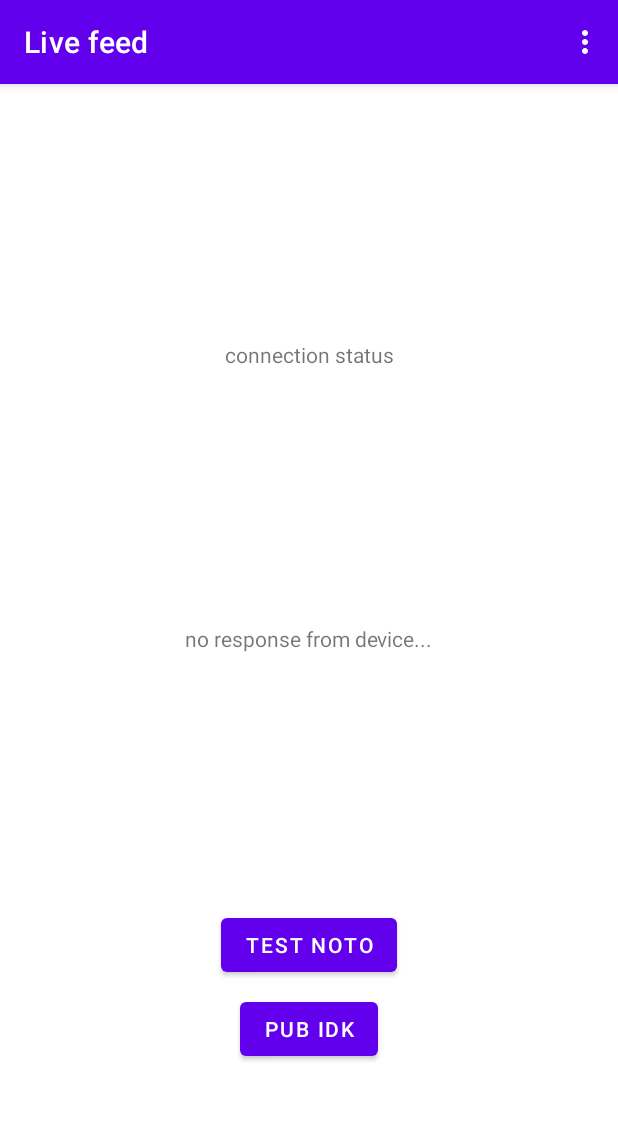
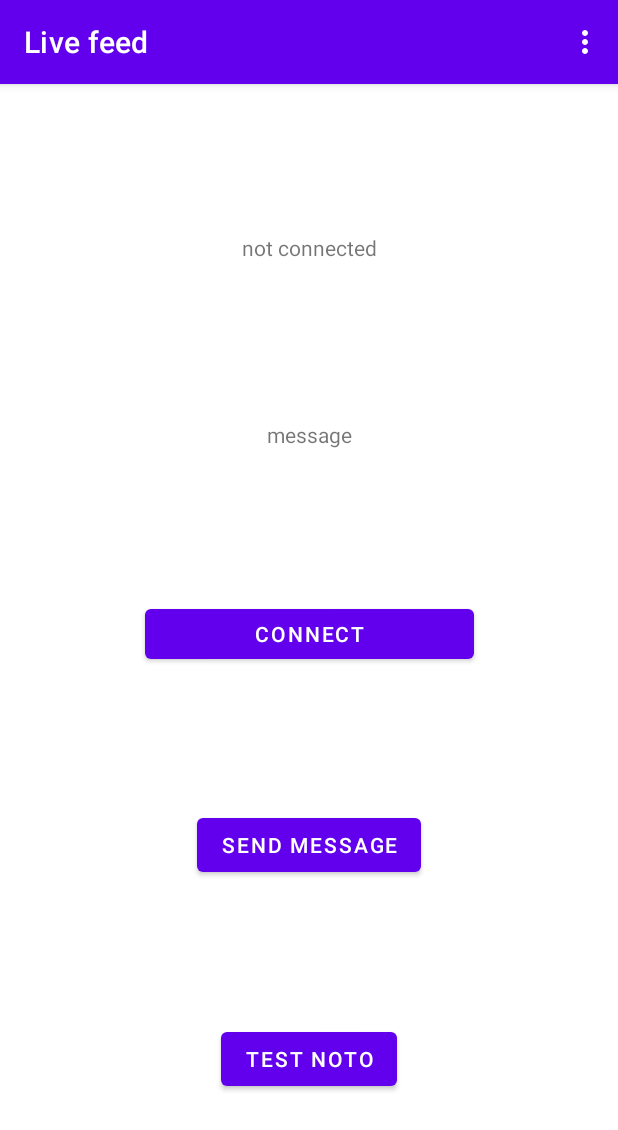
Before and after one commit to Senior-Project-10A-IOT/phone-app, an Android app: the screen it shows after launch (MainActivity), on a phone screen of 412 x 824 dp. Shown: the top 1130 px of the screen. Run offline under Robolectric (Android 15) with nearby library versions, the phone set to English and light mode, and no system bars; our stand-ins replace Volley, navigation-ui; libraries missing offline, so code that uses them is left out: com.neovisionaries.ws; 1 statement that could not run was skipped.

```diff
--- a/app/src/main/java/com/example/testapp/FirstFragment.java
+++ b/app/src/main/java/com/example/testapp/FirstFragment.java
@@ -15,11 +15,70 @@ import androidx.navigation.NavDeepLinkBuilder;
 import com.example.testapp.databinding.FragmentFirstBinding;
 import com.neovisionaries.ws.client.WebSocket;
 import com.neovisionaries.ws.client.WebSocketAdapter;
+import com.neovisionaries.ws.client.WebSocketException;
+import com.neovisionaries.ws.client.WebSocketFactory;
+import com.neovisionaries.ws.client.WebSocketFrame;
 
+import java.io.IOException;
 import java.io.UnsupportedEncodingException;
+import java.util.List;
+import java.util.Map;
 
 public class FirstFragment extends Fragment {
     private FragmentFirstBinding binding;
+
+    private class Listener extends WebSocketAdapter {
+        @Override
+        public void onTextMessage(WebSocket ws, String message) {
+            Log.e(SecurityApplication.TAG, message);
+            binding.socketResponse.setText(message);
+        }
+
+        @Override
+        public void onConnected(WebSocket ws, Map<String, List<String>> headers) {
+            setConnectedState();
+        }
+
+        @Override
+        public void onDisconnected(WebSocket ws, WebSocketFrame serverCloseFrame, WebSocketFrame clientCloseFrame, boolean closedByServer) {
+            setDisconnectedState();
+        }
+    }
+
+    private void makeSocket() {
+        try {
+            ws = SecurityApplication.factory.createSocket("ws://10.0.2.2:8765/");
+        } catch (IOException e) {
+            Log.e(SecurityApplication.TAG, "create socket: " + e);
+            setDisconnectedState();
+            return;
+        }
+
+        ws.addListener(listener);
+        try {
+            ws.connect();
+            setConnectedState();
+        } catch (WebSocketException e) {
+            Log.e(SecurityApplication.TAG, "connect: " + e);
+            setDisconnectedState();
+        }
+    }
+
+    private void setConnectedState() {
+        binding.connectDisconnect.setText("disconnect");
+        binding.connectionStatus.setText("connected");
+        connected = true;
+    }
+
+    private void setDisconnectedState() {
+        binding.connectDisconnect.setText("connect");
+        binding.connectionStatus.setText("not connected");
+        connected = false;
+    }
+
+    private Listener listener;
+    private WebSocket ws;
+    private boolean connected;
 
     @Override
     public View onCreateView(
@@ -45,15 +104,22 @@ public class FirstFragment extends Fragment {
             ((MainActivity) getActivity()).man.notify(new java.util.Random().nextInt(), b.build());
         });
 
-        binding.shadowMessage.setText("no response from device...");
-        SecurityApplication.ws.addListener(new WebSocketAdapter() {
-            @Override
-            public void onTextMessage(WebSocket ws, String message) {
-                binding.shadowMessage.setText(message);
+        setDisconnectedState();
+        listener = new Listener();
+
+        binding.sendMessage.setOnClickListener(view -> {
+            ws.sendText("phone");
+        });
+
+        binding.connectDisconnect.setOnClickListener(view -> {
+            if (connected) {
+                ws.disconnect();
+                setDisconnectedState();
+            } else {
+                setConnectedState();
+                makeSocket();
             }
         });
-
-        binding.publishSomething.setOnClickListener(view -> SecurityApplication.ws.sendText("phone"));
 
         return binding.getRoot();
     }
--- a/app/src/main/java/com/example/testapp/SecurityApplication.java
+++ b/app/src/main/java/com/example/testapp/SecurityApplication.java
@@ -17,23 +17,16 @@ import java.io.IOException;
 public class SecurityApplication extends Application {
     public static RequestQueue requestQueue;
     public static String TAG = "secapp";
-    public static WebSocket ws;
+    public static WebSocketFactory factory;
 
     @Override
     public void onCreate() {
         super.onCreate();
+        // TODO move web socket handling to a Worker and do requests
         StrictMode.ThreadPolicy bruh = new StrictMode.ThreadPolicy.Builder().permitAll().build();
         StrictMode.setThreadPolicy(bruh);
 
-        WebSocketFactory factory = new WebSocketFactory();
-        try {
-            //WebSocket ws = factory.createSocket("ws://xn--yh8hfqgj.ws:8765/");
-            ws = factory.createSocket("ws://10.0.2.2:8765/");
-            ws.connect();
-        } catch (IOException | WebSocketException e) {
-            Log.e(TAG, "web socket: " + e);
-        }
-
+        factory = new WebSocketFactory();
         requestQueue = Volley.newRequestQueue(getApplicationContext());
     }
 
--- a/app/src/main/res/layout/fragment_first.xml
+++ b/app/src/main/res/layout/fragment_first.xml
@@ -5,6 +5,52 @@
     android:layout_width="match_parent"
     android:layout_height="match_parent"
     tools:context=".FirstFragment">
+
+    <TextView
+        android:id="@+id/socketResponse"
+        android:layout_width="268dp"
+        android:layout_height="31dp"
+        android:gravity="center"
+        android:text="message"
+        app:layout_constraintBottom_toTopOf="@+id/connectDisconnect"
+        app:layout_constraintEnd_toEndOf="parent"
+        app:layout_constraintHorizontal_bias="0.5"
+        app:layout_constraintStart_toStartOf="parent"
+        app:layout_constraintTop_toBottomOf="@+id/connectionStatus" />
+
+    <TextView
+        android:id="@+id/connectionStatus"
+        android:layout_width="239dp"
+        android:layout_height="29dp"
+        android:gravity="center"
+        android:text="connection status"
+        app:layout_constraintBottom_toTopOf="@+id/socketResponse"
+        app:layout_constraintEnd_toEndOf="parent"
+        app:layout_constraintHorizontal_bias="0.5"
+        app:layout_constraintStart_toStartOf="parent"
+        app:layout_constraintTop_toTopOf="parent" />
+
+    <Button
+        android:id="@+id/sendMessage"
+        android:layout_width="wrap_content"
+        android:layout_height="wrap_content"
+        android:text="send message"
+        app:layout_constraintBottom_toTopOf="@+id/testNoto"
+        app:layout_constraintEnd_toEndOf="parent"
+        app:layout_constraintHorizontal_bias="0.5"
+        app:layout_constraintStart_toStartOf="parent"
+        app:layout_constraintTop_toBottomOf="@+id/connectDisconnect" />
+
+    <Button
+        android:id="@+id/connectDisconnect"
+        android:layout_width="219dp"
+        android:layout_height="45dp"
+        android:text="connect"
+        app:layout_constraintBottom_toTopOf="@+id/sendMessage"
+        app:layout_constraintEnd_toEndOf="parent"
+        app:layout_constraintHorizontal_bias="0.5"
+        app:layout_constraintStart_toStartOf="parent"
+        app:layout_constraintTop_toBottomOf="@+id/socketResponse" />
 
     <Button
         android:id="@+id/testNoto"
@@ -15,39 +61,6 @@
         app:layout_constraintEnd_toEndOf="parent"
         app:layout_constraintHorizontal_bias="0.5"
         app:layout_constraintStart_toStartOf="parent"
-        app:layout_constraintTop_toBottomOf="@+id/shadowMessage" />
-
-    <TextView
-        android:id="@+id/connectionStatus"
-        android:layout_width="wrap_content"
-        android:layout_height="wrap_content"
-        android:text="connection status"
-        app:layout_constraintBottom_toTopOf="@+id/shadowMessage"
-        app:layout_constraintEnd_toEndOf="parent"
-        app:layout_constraintHorizontal_bias="0.5"
-        app:layout_constraintStart_toStartOf="parent"
-        app:layout_constraintTop_toTopOf="parent" />
-
-    <TextView
-        android:id="@+id/shadowMessage"
-        android:layout_width="wrap_content"
-        android:layout_height="19dp"
-        android:text="message"
-        app:layout_constraintBottom_toTopOf="@+id/testNoto"
-        app:layout_constraintEnd_toEndOf="parent"
-        app:layout_constraintHorizontal_bias="0.5"
-        app:layout_constraintStart_toStartOf="parent"
-        app:layout_constraintTop_toBottomOf="@+id/connectionStatus" />
-
-    <Button
-        android:id="@+id/publishSomething"
-        android:layout_width="wrap_content"
-        android:layout_height="wrap_content"
-        android:layout_marginTop="8dp"
-        android:text="pub idk"
-        app:layout_constraintEnd_toEndOf="parent"
-        app:layout_constraintHorizontal_bias="0.5"
-        app:layout_constraintStart_toStartOf="parent"
-        app:layout_constraintTop_toBottomOf="@+id/testNoto" />
+        app:layout_constraintTop_toBottomOf="@+id/sendMessage" />
 
 </androidx.constraintlayout.widget.ConstraintLayout>
```
